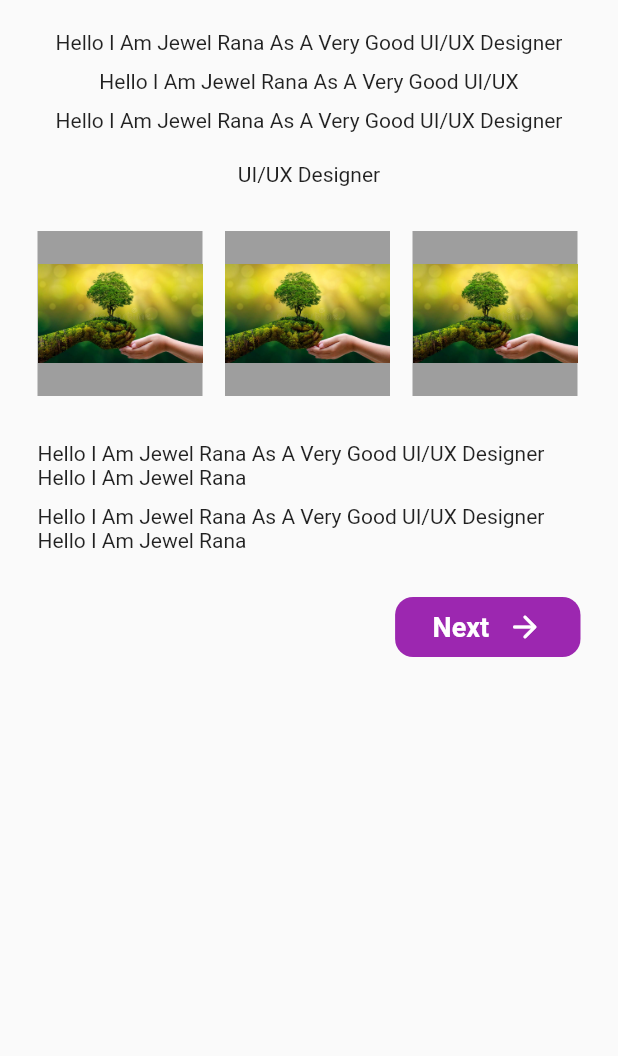
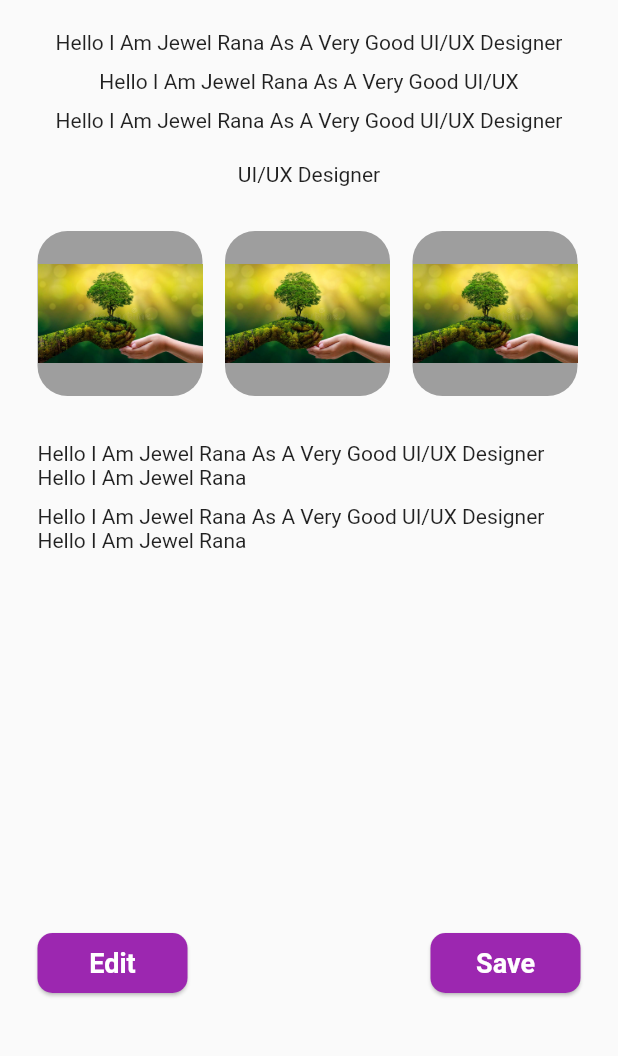
Before and after one commit to Sangam-Zulfiqar/BarberApp, a Flutter app: the ProfileScreen2Two screen opened directly, on a phone screen of 412 x 824 dp, the part 69-1125 px from its top. Run offline on Flutter 3.47's test engine with Material 2 defaults, Android fonts, the phone set to English and light mode, and no system bars; our stand-ins replace dotted_border, flutter_screenutil, flutter_svg, get.

Commit message:
profile done

```diff
--- a/barber_app/lib/Screens/ProfileScreen2/ProfileScreen2.1.dart
+++ b/barber_app/lib/Screens/ProfileScreen2/ProfileScreen2.1.dart
@@ -56,34 +56,45 @@ class ProfileScreen2Two extends StatelessWidget {
                 child: Row(
                   children: [
                     Container(
+                      decoration: BoxDecoration(
+                        borderRadius: BorderRadius.circular(20),
+                        color: Colors.grey,
+                      ),
                       child: Image(
                         image: AssetImage('assets/icons/img1.jpg'),
                       ),
                       height: 110,
                       width: 110,
-                      color: Colors.grey,
                     ),
                     SizedBox(
                       width: 15,
                     ),
                     Container(
+                      decoration: BoxDecoration(
+                        borderRadius: BorderRadius.circular(20),
+                        color: Colors.grey,
+                      ),
+                      child: Image(
+                        image: AssetImage(
+                          'assets/icons/img1.jpg',
+                        ),
+                      ),
+                      height: 110,
+                      width: 110,
+                    ),
+                    SizedBox(
+                      width: 15,
+                    ),
+                    Container(
+                      decoration: BoxDecoration(
+                        borderRadius: BorderRadius.circular(20),
+                        color: Colors.grey,
+                      ),
                       child: Image(
                         image: AssetImage('assets/icons/img1.jpg'),
                       ),
                       height: 110,
                       width: 110,
-                      color: Colors.grey,
-                    ),
-                    SizedBox(
-                      width: 15,
-                    ),
-                    Container(
-                      child: Image(
-                        image: AssetImage('assets/icons/img1.jpg'),
-                      ),
-                      height: 110,
-                      width: 110,
-                      color: Colors.grey,
                     ),
                   ],
                 ),
@@ -98,22 +109,69 @@ class ProfileScreen2Two extends StatelessWidget {
               ),
               Text(
                   "Hello I Am Jewel Rana As A Very Good UI/UX Designer Hello I Am Jewel Rana"),
-              SizedBox(
-                height: 30,
-              ),
-              Align(
-                alignment: Alignment.bottomRight,
-                child: NewButton(
-                  ontap: () {
-                    Navigator.pushReplacement(
-                      context,
-                      MaterialPageRoute(
-                        builder: (context) => BottomNavigation(),
-                      ),
-                    );
-                  },
+
+              Padding(
+                padding: const EdgeInsets.only(top: 250),
+                child: Row(
+                  mainAxisAlignment: MainAxisAlignment.spaceBetween,
+                  children: [
+                    ButtonTheme(
+                      minWidth: 100,
+                      height: 40,
+                      child: RaisedButton(
+                          elevation: 1,
+                          shape: RoundedRectangleBorder(
+                            borderRadius: BorderRadius.circular(10),
+                          ),
+                          child: Text(
+                            "Edit",
+                            style: TextStyle(
+                                fontSize: 18,
+                                fontWeight: FontWeight.bold,
+                                color: Colors.white),
+                          ),
+                          color: Colors.purple,
+                          onPressed: () {}),
+                    ),
+                    ButtonTheme(
+                      minWidth: 100,
+                      height: 40,
+                      child: RaisedButton(
+                          elevation: 1,
+                          shape: RoundedRectangleBorder(
+                            borderRadius: BorderRadius.circular(10),
+                          ),
+                          child: Text(
+                            "Save",
+                            style: TextStyle(
+                                fontSize: 18,
+                                fontWeight: FontWeight.bold,
+                                color: Colors.white),
+                          ),
+                          color: Colors.purple,
+                          onPressed: () {
+                            Navigator.pushReplacement(
+                                context,
+                                MaterialPageRoute(
+                                    builder: (context) => BottomNavigation()));
+                          }),
+                    ),
+                  ],
                 ),
               ),
+              // Align(
+              //   alignment: Alignment.bottomRight,
+              //   child: NewButton(
+              //     ontap: () {
+              //       Navigator.pushReplacement(
+              //         context,
+              //         MaterialPageRoute(
+              //           builder: (context) => BottomNavigation(),
+              //         ),
+              //       );
+              //     },
+              //   ),
+              // ),
             ],
           ),
         ),
--- a/barber_app/lib/Widgets/CustomChatBubble.dart
+++ b/barber_app/lib/Widgets/CustomChatBubble.dart
@@ -9,9 +9,9 @@ class CustomBubbleShape extends CustomPainter {
   void paint(Canvas canvas, Size size) {
     var paint = Paint()..color = bgColor;
     var path = Path();
-    path.lineTo(-5, 0);
-    path.lineTo(0, 10);
-    path.lineTo(5, 0);
+    // path.lineTo(-5, 0);
+    // path.lineTo(0, 10);
+    // path.lineTo(5, 0);
     canvas.drawPath(path, paint);
   }
 
--- a/barber_app/lib/Widgets/bottom_nav_bar.dart
+++ b/barber_app/lib/Widgets/bottom_nav_bar.dart
@@ -1,5 +1,6 @@
-import 'package:barber_app/Screens/ChatInboxScreen/ChatInbox.dart';
 import 'package:barber_app/Screens/ChooseProfession/Choose_Profession.dart';
+import 'package:barber_app/Screens/UserProfile/PersonProfileScreen2.dart';
+import 'package:barber_app/Screens/chatscreens/ChatProfile.dart';
 import 'package:flutter/material.dart';
 import 'package:flutter_svg/flutter_svg.dart';
 
@@ -15,7 +16,8 @@ class _BottomNavigationState extends State<BottomNavigation> {
 
   final pages = [
     ProfileScreen2(),
-    ChatUi(),
+    ChatProfile(),
+    PersonProfileScreen2(),
   ];
 
   Future<bool> showExitPopup() async {
```
Also changed, not shown: barber_app/lib/Screens/ChatInboxScreen/ChatInbox.dart (deleted, +0 -56 lines), barber_app/lib/Screens/ChatInboxScreen/ChatUIBox.dart (added, +128 -0 lines), barber_app/lib/Screens/ChatInboxScreen/Model1.dart (added, +67 -0 lines), barber_app/lib/Screens/ChatInboxScreen/Model2.dart (added, +7 -0 lines), barber_app/lib/Screens/ChatInboxScreen/Receiver.dart (deleted, +0 -60 lines), barber_app/lib/Screens/ChatInboxScreen/Sender.dart (deleted, +0 -53 lines), barber_app/lib/Screens/ChooseProfession/Choose_Profession.dart (+10 -5 lines), barber_app/lib/Screens/ProfileScreens/Screen2/CheckBoxProvider.dart (deleted, +0 -12 lines), barber_app/lib/Screens/SignIn/Log_In.dart (+3 -4 lines), barber_app/lib/Screens/UserProfile/PersonProfileScreen2.dart (renamed from barber_app/lib/Screens/ProfileScreens/Screen2/PersonProfileScreen2.dart, +8 -4 lines), barber_app/lib/Screens/chatscreens/ChatProfile.dart (+20 -6 lines), barber_app/lib/Widgets/SignUpButton.dart (+10 -8 lines), barber_app/lib/main.dart (+2 -16 lines), barber_app/assets/icons/loin.jpg (added), 1 more files.
